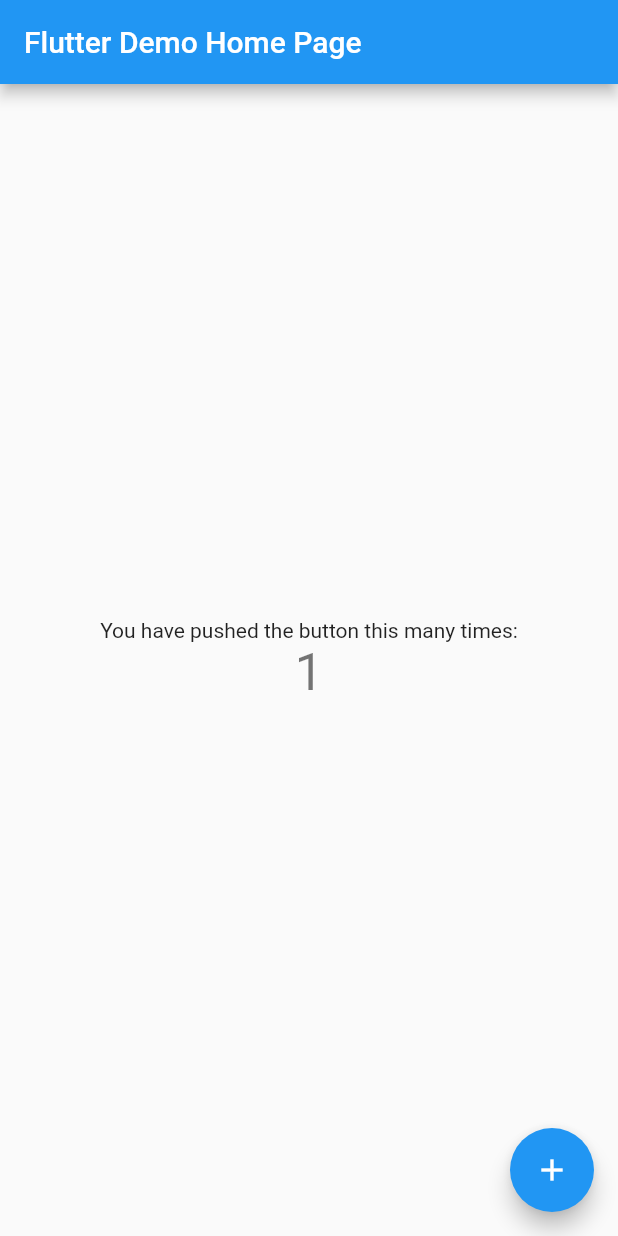
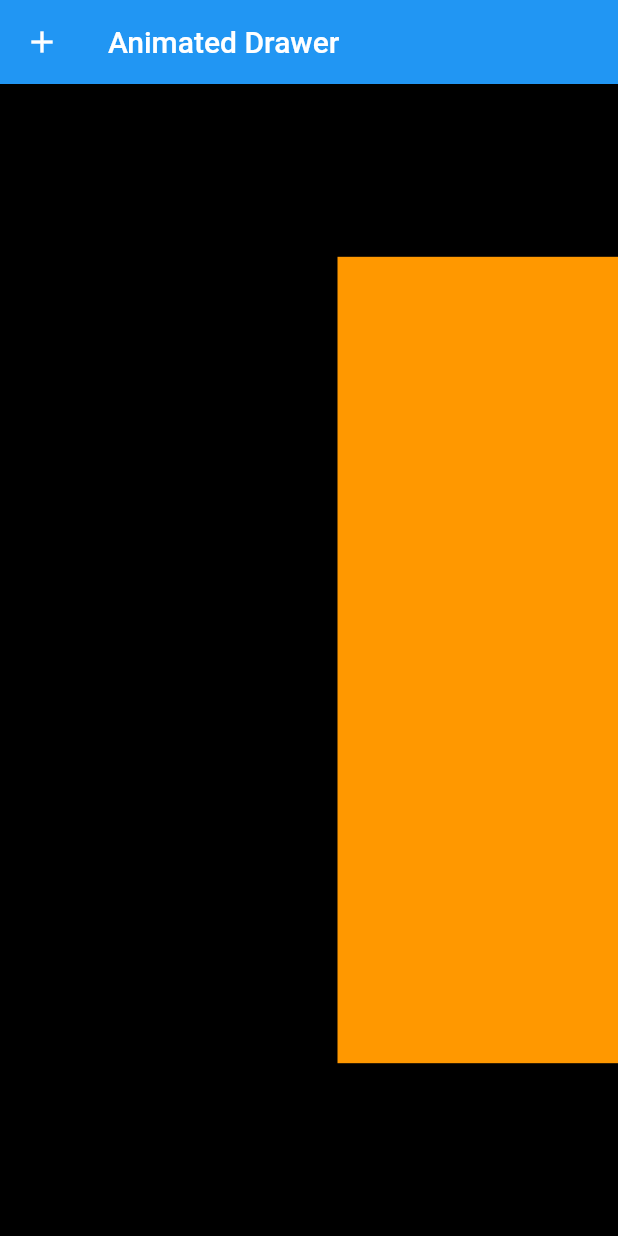
Before and after one commit to masoudmahmoodzadeh/Animated-Drawer, a Flutter app: the MyHomePage screen opened directly, after a tap on the "add" icon, on a phone screen of 412 x 824 dp. Run offline on Flutter 3.47's test engine with Material 2 defaults, Android fonts, the phone set to English and light mode, and no system bars.

Commit message:
[feature] add custom drawer

```diff
--- /dev/null
+++ b/lib/custom_drawer.dart
@@ -0,0 +1,85 @@
+import 'package:flutter/material.dart';
+
+typedef OnDrawerStateChangedCallback = Function(DrawerState state);
+
+class CustomDrawer extends StatefulWidget {
+  final CustomDrawerController controller;
+  final Widget drawer;
+  final Widget screen;
+
+  const CustomDrawer({
+    Key? key,
+    required this.controller,
+    required this.drawer,
+    required this.screen,
+  }) : super(key: key);
+
+  @override
+  State<CustomDrawer> createState() => CustomDrawerState();
+}
+
+class CustomDrawerState extends State<CustomDrawer>
+    with SingleTickerProviderStateMixin {
+  final double _maxSlide = 225;
+
+  @override
+  void initState() {
+    super.initState();
+
+    widget.controller._animationController = AnimationController(
+      vsync: this,
+      duration: widget.controller.duration,
+    );
+  }
+
+  @override
+  Widget build(BuildContext context) {
+    return AnimatedBuilder(
+      animation: widget.controller._animationController,
+      builder: (BuildContext context, Widget? child) {
+        double slide = widget.controller._animationController.value * _maxSlide;
+        double scale = 1 - (widget.controller._animationController.value * 0.3);
+        return Stack(
+          children: [
+            widget.drawer,
+            Transform(
+              transform: Matrix4.identity()
+                ..translate(slide)
+                ..scale(scale),
+              alignment: Alignment.centerLeft,
+              child: widget.screen,
+            ),
+          ],
+        );
+      },
+    );
+  }
+}
+
+class CustomDrawerController {
+  late final AnimationController _animationController;
+  Duration duration;
+  final OnDrawerStateChangedCallback? drawerStateChanged;
+
+  CustomDrawerController({
+    this.duration = const Duration(milliseconds: 500),
+    this.drawerStateChanged,
+  });
+
+  void toggle() {
+    if (_animationController.isDismissed) {
+      _animationController.forward();
+      drawerStateChanged != null ? drawerStateChanged!(DrawerState.open) : null;
+    } else {
+      _animationController.reverse();
+      drawerStateChanged != null
+          ? drawerStateChanged!(DrawerState.close)
+          : null;
+    }
+  }
+}
+
+enum DrawerState {
+  open,
+  close,
+}
--- a/lib/main.dart
+++ b/lib/main.dart
@@ -1,4 +1,6 @@
 import 'package:flutter/material.dart';
+
+import 'custom_drawer.dart';
 
 void main() {
   runApp(const MyApp());
@@ -7,39 +9,19 @@ void main() {
 class MyApp extends StatelessWidget {
   const MyApp({super.key});
 
-  // This widget is the root of your application.
   @override
   Widget build(BuildContext context) {
     return MaterialApp(
-      title: 'Flutter Demo',
       theme: ThemeData(
-        // This is the theme of your application.
-        //
-        // Try running your application with "flutter run". You'll see the
-        // application has a blue toolbar. Then, without quitting the app, try
-        // changing the primarySwatch below to Colors.green and then invoke
-        // "hot reload" (press "r" in the console where you ran "flutter run",
-        // or simply save your changes to "hot reload" in a Flutter IDE).
-        // Notice that the counter didn't reset back to zero; the application
-        // is not restarted.
         primarySwatch: Colors.blue,
       ),
-      home: const MyHomePage(title: 'Flutter Demo Home Page'),
+      home: const MyHomePage(title: 'Animated Drawer'),
     );
   }
 }
 
 class MyHomePage extends StatefulWidget {
   const MyHomePage({super.key, required this.title});
-
-  // This widget is the home page of your application. It is stateful, meaning
-  // that it has a State object (defined below) that contains fields that affect
-  // how it looks.
-
-  // This class is the configuration for the state. It holds the values (in this
-  // case the title) provided by the parent (in this case the App widget) and
-  // used by the build method of the State. Fields in a Widget subclass are
-  // always marked "final".
 
   final String title;
 
@@ -48,68 +30,38 @@ class MyHomePage extends StatefulWidget {
 }
 
 class _MyHomePageState extends State<MyHomePage> {
-  int _counter = 0;
+  late DrawerState drawerState;
+  late CustomDrawerController _controller;
 
-  void _incrementCounter() {
-    setState(() {
-      // This call to setState tells the Flutter framework that something has
-      // changed in this State, which causes it to rerun the build method below
-      // so that the display can reflect the updated values. If we changed
-      // _counter without calling setState(), then the build method would not be
-      // called again, and so nothing would appear to happen.
-      _counter++;
-    });
+  @override
+  void initState() {
+    super.initState();
+
+    _controller = CustomDrawerController(
+      drawerStateChanged: (DrawerState state) {
+        drawerState = state;
+        print(drawerState.toString());
+      },
+    );
   }
 
   @override
   Widget build(BuildContext context) {
-    // This method is rerun every time setState is called, for instance as done
-    // by the _incrementCounter method above.
-    //
-    // The Flutter framework has been optimized to make rerunning build methods
-    // fast, so that you can just rebuild anything that needs updating rather
-    // than having to individually change instances of widgets.
     return Scaffold(
       appBar: AppBar(
-        // Here we take the value from the MyHomePage object that was created by
-        // the App.build method, and use it to set our appbar title.
         title: Text(widget.title),
-      ),
-      body: Center(
-        // Center is a layout widget. It takes a single child and positions it
-        // in the middle of the parent.
-        child: Column(
-          // Column is also a layout widget. It takes a list of children and
-          // arranges them vertically. By default, it sizes itself to fit its
-          // children horizontally, and tries to be as tall as its parent.
-          //
-          // Invoke "debug painting" (press "p" in the console, choose the
-          // "Toggle Debug Paint" action from the Flutter Inspector in Android
-          // Studio, or the "Toggle Debug Paint" command in Visual Studio Code)
-          // to see the wireframe for each widget.
-          //
-          // Column has various properties to control how it sizes itself and
-          // how it positions its children. Here we use mainAxisAlignment to
-          // center the children vertically; the main axis here is the vertical
-          // axis because Columns are vertical (the cross axis would be
-          // horizontal).
-          mainAxisAlignment: MainAxisAlignment.center,
-          children: <Widget>[
-            const Text(
-              'You have pushed the button this many times:',
-            ),
-            Text(
-              '$_counter',
-              style: Theme.of(context).textTheme.headline4,
-            ),
-          ],
+        leading: IconButton(
+          icon: const Icon(Icons.add),
+          onPressed: () {
+            _controller.toggle();
+          },
         ),
       ),
-      floatingActionButton: FloatingActionButton(
-        onPressed: _incrementCounter,
-        tooltip: 'Increment',
-        child: const Icon(Icons.add),
-      ), // This trailing comma makes auto-formatting nicer for build methods.
+      body: CustomDrawer(
+        controller: _controller,
+        drawer: Container(color: Colors.black),
+        screen: Container(color: Colors.orange),
+      ),
     );
   }
 }
```
